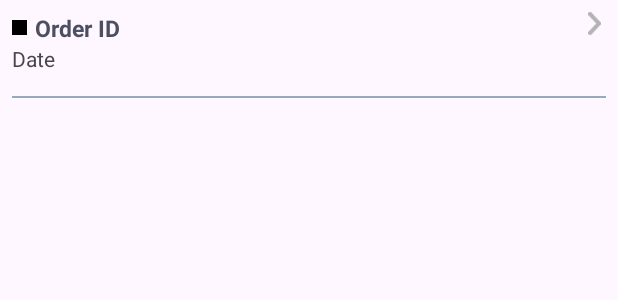
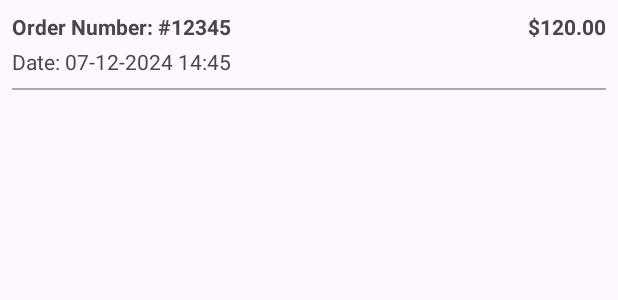
Before and after one commit to silahacis/BookShop, an Android app: the layout order_item.xml on its own in the app's theme, with its tools: preview values and no code run, on a phone screen of 412 x 824 dp. Shown: the top 300 px of the screen. Run offline under Robolectric (Android 15) with nearby library versions, the phone set to English and light mode, and no system bars.

Commit message:
feat: integrate Get Orders API with the mobile project

```diff
--- a/BookStoreApp/app/build.gradle
+++ b/BookStoreApp/app/build.gradle
@@ -68,6 +68,9 @@ dependencies {
     implementation "androidx.navigation:navigation-dynamic-features-fragment:$nav_version"
 
 
+    implementation ("com.squareup.retrofit2:retrofit:2.11.0")
+    implementation ("com.squareup.retrofit2:converter-gson:2.11.0")
+    implementation ("com.squareup.okhttp3:logging-interceptor:4.12.0")
     kapt "androidx.room:room-compiler:$room_version"
     implementation "androidx.room:room-runtime:$room_version"
     implementation("androidx.room:room-rxjava3:$room_version")
--- a/BookStoreApp/app/src/main/AndroidManifest.xml
+++ b/BookStoreApp/app/src/main/AndroidManifest.xml
@@ -1,6 +1,8 @@
 <?xml version="1.0" encoding="utf-8"?>
 <manifest xmlns:android="http://schemas.android.com/apk/res/android"
     xmlns:tools="http://schemas.android.com/tools">
+
+    <uses-permission android:name="android.permission.INTERNET" />
 
     <application
         android:allowBackup="true"
--- a/BookStoreApp/app/src/main/java/com/bookstore/bookstoreapp/fragments/shopping/CartFragment.kt
+++ b/BookStoreApp/app/src/main/java/com/bookstore/bookstoreapp/fragments/shopping/CartFragment.kt
@@ -107,8 +107,6 @@ class CartFragment : Fragment() {
             val order = Order(orderId, orderDate, cartItems)
 
             val currentOrders = orderViewModel.orderItems.value?.toMutableList() ?: mutableListOf()
-            currentOrders.add(order)
-            orderViewModel.updateOrders(currentOrders)
             cartViewModel.clearCart()
             Toast.makeText(requireContext(), "Order placed successfully!", Toast.LENGTH_SHORT)
                 .show()
--- a/BookStoreApp/app/src/main/res/layout/order_item.xml
+++ b/BookStoreApp/app/src/main/res/layout/order_item.xml
@@ -1,52 +1,49 @@
 <?xml version="1.0" encoding="utf-8"?>
 <LinearLayout xmlns:android="http://schemas.android.com/apk/res/android"
     xmlns:tools="http://schemas.android.com/tools"
-    android:id="@+id/parent_linear"
     android:layout_width="match_parent"
     android:layout_height="wrap_content"
     android:orientation="vertical"
     android:padding="8dp">
 
-
+    <!-- Order Information -->
     <LinearLayout
         android:layout_width="match_parent"
         android:layout_height="wrap_content"
         android:orientation="horizontal">
 
-        <ImageView
-            android:id="@+id/imageOrderState"
-            android:layout_width="10dp"
-            android:layout_height="10sp"
-            android:layout_gravity="center"
-            android:src="@color/black" />
+        <TextView
+            android:id="@+id/tvOrderNumber"
+            android:layout_width="0dp"
+            android:layout_height="wrap_content"
+            android:layout_weight="1"
+            android:textStyle="bold"
+            android:text="Order Number: "
+            tools:text="Order Number: #12345" />
 
         <TextView
-            android:id="@+id/tvOrderId"
-            style="@style/MediumTextViewThin"
+            android:id="@+id/tvTotalPrice"
             android:layout_width="wrap_content"
             android:layout_height="wrap_content"
-            android:layout_marginStart="5dp"
-            android:layout_weight="1"
-            tools:text="Order ID" />
-
-        <ImageView
-            android:layout_width="15dp"
-            android:layout_height="15dp"
-            android:src="@drawable/ic_arrow" />
-
+            android:textStyle="bold"
+            android:text="$0.00"
+            tools:text="$120.00" />
     </LinearLayout>
 
+    <!-- Order Date -->
     <TextView
         android:id="@+id/tvOrderDate"
         android:layout_width="wrap_content"
         android:layout_height="wrap_content"
-        tools:text="Date" />
+        android:layout_marginTop="4dp"
+        android:text="Date: --/--/---- --:--"
+        tools:text="Date: 07-12-2024 14:45" />
 
+    <!-- Divider -->
     <View
-        android:id="@+id/line"
         android:layout_width="match_parent"
         android:layout_height="1dp"
-        android:layout_marginTop="15dp"
-        android:background="@color/g_gray700"
-        android:backgroundTint="@color/g_blue_gray200" />
+        android:layout_marginTop="8dp"
+        android:layout_marginBottom="8dp"
+        android:background="@android:color/darker_gray" />
 </LinearLayout>
--- a/BookStoreApp/gradle/libs.versions.toml
+++ b/BookStoreApp/gradle/libs.versions.toml
@@ -1,5 +1,5 @@
 [versions]
-agp = "8.4.0-alpha08"
+agp = "8.4.2"
 circleimageview = "3.1.0"
 glide = "4.14.2"
 googleServices = "4.4.2"
```
Also changed, not shown: BookStoreApp/app/src/main/java/com/bookstore/bookstoreapp/activities/ApiServices.kt (added, +19 -0 lines), BookStoreApp/app/src/main/java/com/bookstore/bookstoreapp/activities/RetrofitClient.kt (added, +30 -0 lines), BookStoreApp/app/src/main/java/com/bookstore/bookstoreapp/activities/models.kt (added, +35 -0 lines), BookStoreApp/app/src/main/java/com/bookstore/bookstoreapp/adapters/OrderAdapter.kt (+71 -27 lines), BookStoreApp/app/src/main/java/com/bookstore/bookstoreapp/fragments/shopping/OrderFragment.kt (+38 -31 lines), BookStoreApp/app/src/main/java/com/bookstore/bookstoreapp/viewmodel/OrderViewModel.kt (+8 -34 lines), 6 other files.
